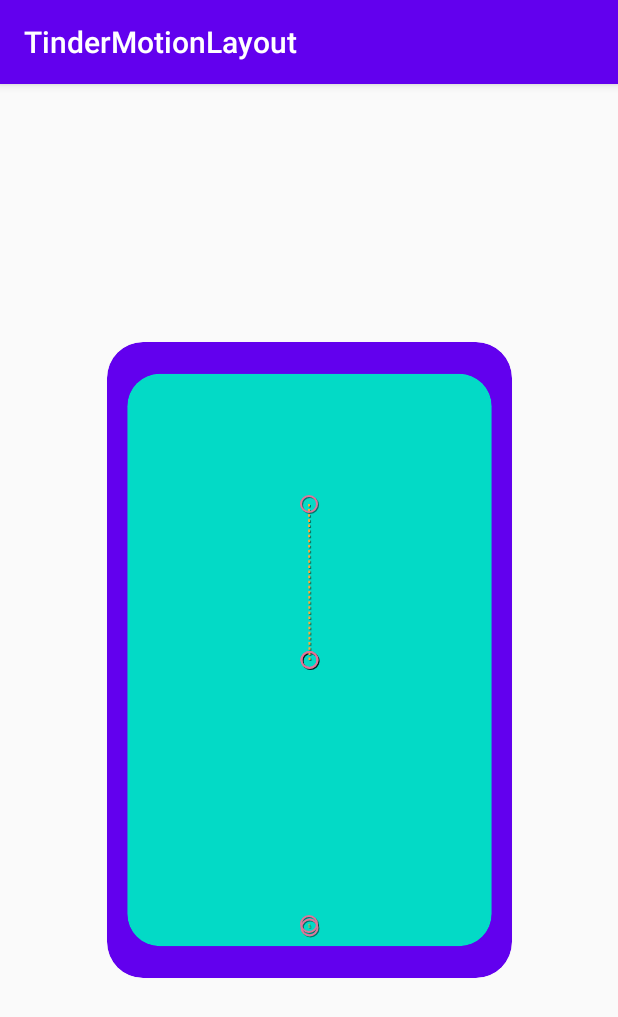
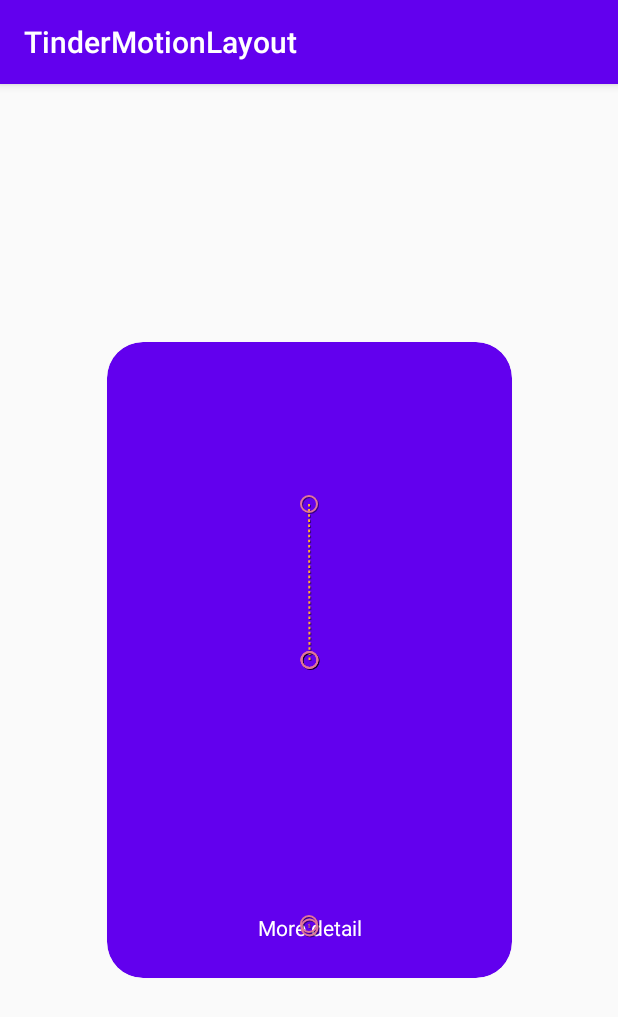
Before and after one commit to Jasjot784/TinderMotionLayout, an Android app: the TinderScene8Activity screen opened directly, with no data from a screen before it, on a phone screen of 412 x 824 dp. Shown: the top 1017 px of the screen. Run offline under Robolectric (Android 15) with nearby library versions, the phone set to English and light mode, and no system bars.

Commit message:
scene 8 issue solved

```diff
--- a/app/src/main/res/layout/activity_tinder_scene8.xml
+++ b/app/src/main/res/layout/activity_tinder_scene8.xml
@@ -16,6 +16,7 @@
         android:outlineSpotShadowColor="@android:color/transparent"
         app:cardBackgroundColor="@color/design_default_color_secondary"
         app:cardCornerRadius="24dp"
+        android:theme="@style/Theme.MaterialComponents.Light"
         app:layout_constraintBottom_toBottomOf="parent"
         app:layout_constraintEnd_toEndOf="parent"
         app:layout_constraintStart_toStartOf="parent"
```
